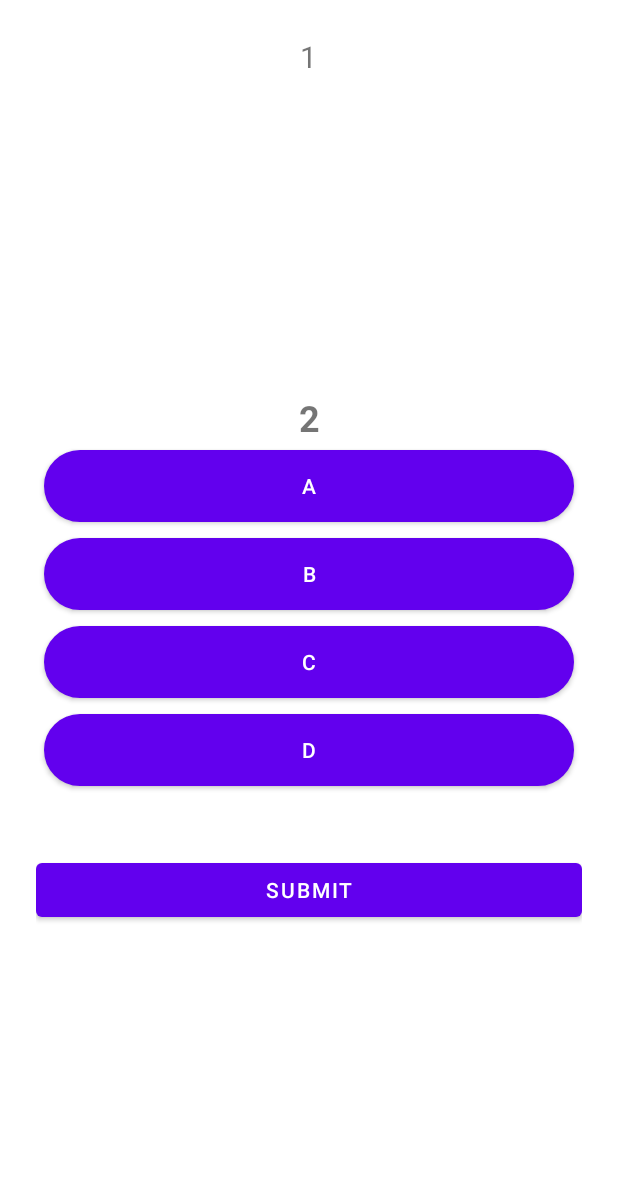
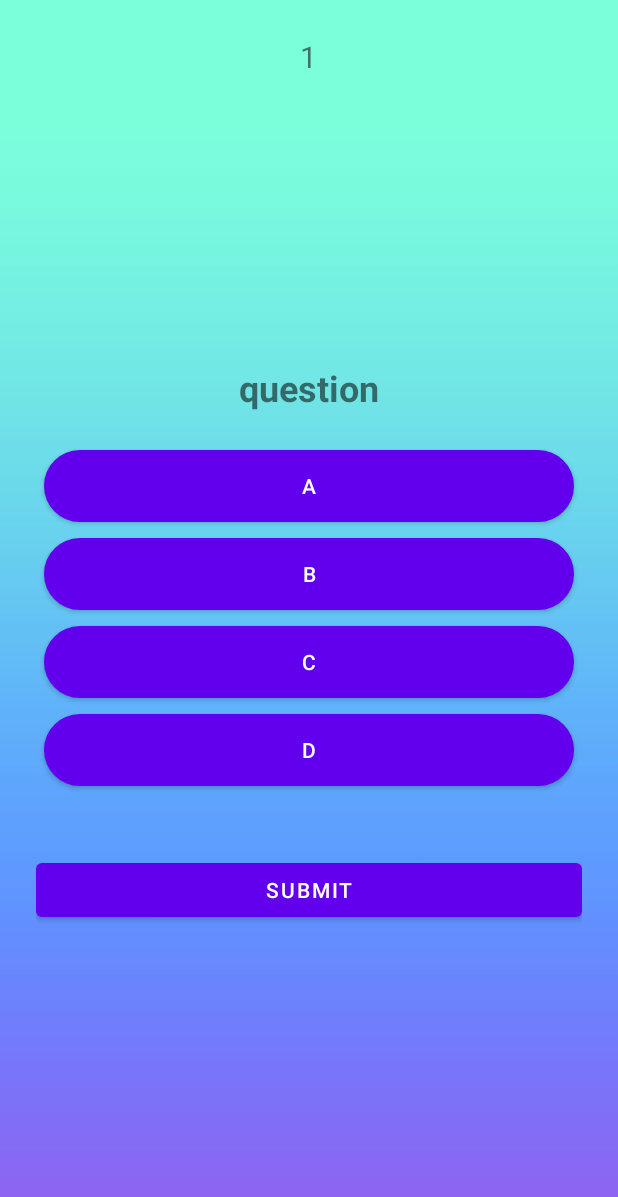
Before and after one commit to jay1018t/3D061, an Android app: the Button3page screen opened directly, with no data from a screen before it, on a phone screen of 412 x 824 dp. Shown: the top 1197 px of the screen. Run offline under Robolectric (Android 15) with nearby library versions, the phone set to English and light mode, and no system bars.

Commit message:
add quiz page

```diff
--- a/app/src/main/java/com/example/a3d06/MainActivity.java
+++ b/app/src/main/java/com/example/a3d06/MainActivity.java
@@ -47,5 +47,7 @@ public class MainActivity extends AppCompatActivity {
                 startActivity(intent);
             }
         }));
+
+
     }
 }
--- /dev/null
+++ b/app/src/main/java/com/example/a3d06/QuestionAnswer.java
@@ -0,0 +1,15 @@
+package com.example.a3d06;
+
+public class QuestionAnswer {
+
+    public static String question[] ={
+
+    };
+    public static String choices[][] ={
+
+    };
+    public static String correctAnswers[] ={
+
+    };
+
+}
--- a/app/src/main/res/drawable/btn_1.xml
+++ b/app/src/main/res/drawable/btn_1.xml
@@ -4,8 +4,8 @@
     android:color="@color/RippleEffect"
     tools2:targetApi="lollipop">
 
+
 <item>
-
     <shape android:shape="rectangle">
        <solid android:color="#ffffff"/>
         <stroke android:color="#000000" android:width="1dp"/>
@@ -15,4 +15,5 @@
 </item>
 
 
+
 </ripple>
--- a/app/src/main/res/layout/activity_button3page.xml
+++ b/app/src/main/res/layout/activity_button3page.xml
@@ -4,7 +4,8 @@
     android:layout_width="match_parent"
     android:layout_height="match_parent"
     android:padding="24dp"
-    tools:context=".Button3page">
+    tools:context=".Button3page"
+    android:background="@drawable/background">
 
     <TextView
         android:layout_width="wrap_content"
@@ -15,14 +16,18 @@
         android:textSize="20dp"/>
 
     <TextView
+        android:id="@+id/question"
         android:layout_width="match_parent"
         android:layout_height="wrap_content"
-        android:id="@+id/question"
-        android:textStyle="bold"
-        android:text="2"
+        android:layout_above="@id/choices_layout"
+        android:layout_marginStart="20dp"
+        android:layout_marginTop="20dp"
+        android:layout_marginEnd="20dp"
+        android:layout_marginBottom="20dp"
+        android:text="question"
+        android:textAlignment="center"
         android:textSize="24dp"
-        android:textAlignment="center"
-        android:layout_above="@+id/choices_layout"/>
+        android:textStyle="bold" />
 
     <LinearLayout
         android:id="@+id/choices_layout"
```
